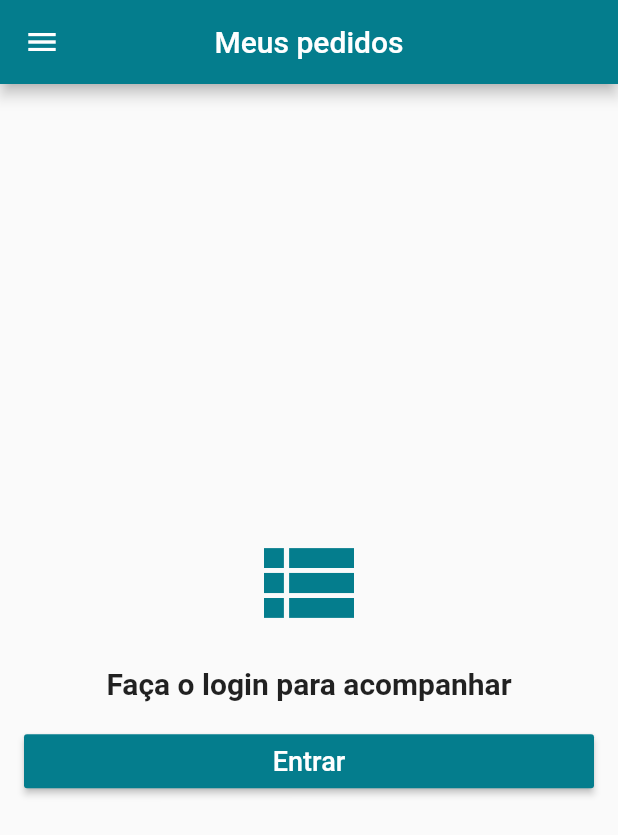
After one commit to Sthuarty/loja_virtual, a Flutter app: the screen it shows after launch, swiped to page 4, on a phone screen of 412 x 824 dp. The commit adds this screen. Shown: the top 835 px of the screen. Run offline on Flutter 3.47's test engine with Material 2 defaults, Android fonts, the phone set to English and light mode, and no system bars; our stand-ins replace carousel_pro, cloud_firestore, firebase_auth, transparent_image; accounts and stored records are empty.

Commit message:
Criando a tab de pedidos - Aula 176

```diff
--- a/lib/screens/home_screen.dart
+++ b/lib/screens/home_screen.dart
@@ -1,6 +1,7 @@
 import 'package:flutter/material.dart';
 import 'package:loja_virtual/tabs/category_tab.dart';
 import 'package:loja_virtual/tabs/home_tab.dart';
+import 'package:loja_virtual/tabs/orders_tab.dart';
 import 'package:loja_virtual/widgets/cart_button.dart';
 import 'package:loja_virtual/widgets/custom_drawer.dart';
 
@@ -27,6 +28,12 @@ class HomeScreen extends StatelessWidget {
           body: CategoryTab(),
           floatingActionButton: CartButton(),
         ),
+        Container(color: Colors.yellow),
+        Scaffold(
+          appBar: AppBar(title: Text("Meus pedidos"), centerTitle: true),
+          body: OrdersTab(),
+          drawer: CustomDrawer(_pageController),
+        ),
       ],
     );
   }
--- /dev/null
+++ b/lib/tabs/orders_tab.dart
@@ -0,0 +1,69 @@
+import 'package:cloud_firestore/cloud_firestore.dart';
+import 'package:flutter/material.dart';
+import 'package:loja_virtual/models/user_model.dart';
+import 'package:loja_virtual/screens/login_screen.dart';
+import 'package:loja_virtual/tiles/order_tile.dart';
+
+class OrdersTab extends StatelessWidget {
+  @override
+  Widget build(BuildContext context) {
+    if (UserModel.of(context).isLoggedIn()) {
+      String uid = UserModel.of(context).firebaseUser.uid;
+
+      return FutureBuilder<QuerySnapshot>(
+        future: Firestore.instance
+            .collection("users")
+            .document(uid)
+            .collection("orders")
+            .getDocuments(),
+        builder: (context, snapshot) {
+          if (!snapshot.hasData)
+            return Center(
+              child: CircularProgressIndicator(),
+            );
+          else {
+            return ListView(
+              children: snapshot.data.documents
+                  .map((doc) => OrderTile(doc.documentID))
+                  .toList(),
+            );
+          }
+        },
+      );
+    } else {
+      return Container(
+        padding: EdgeInsets.all(16),
+        child: Column(
+          crossAxisAlignment: CrossAxisAlignment.stretch,
+          mainAxisAlignment: MainAxisAlignment.center,
+          children: <Widget>[
+            Icon(
+              Icons.view_list,
+              size: 80,
+              color: Theme.of(context).primaryColor,
+            ),
+            SizedBox(height: 16),
+            Text(
+              "Faça o login para acompanhar",
+              style: TextStyle(fontSize: 20, fontWeight: FontWeight.bold),
+              textAlign: TextAlign.center,
+            ),
+            SizedBox(height: 16),
+            RaisedButton(
+              child: Text(
+                "Entrar",
+                style: TextStyle(fontSize: 18),
+              ),
+              textColor: Colors.white,
+              color: Theme.of(context).primaryColor,
+              onPressed: () {
+                Navigator.of(context).push(
+                    MaterialPageRoute(builder: (context) => LoginScreen()));
+              },
+            )
+          ],
+        ),
+      );
+    }
+  }
+}
```
Also changed, not shown: lib/tiles/order_tile.dart (added, +15 -0 lines).
